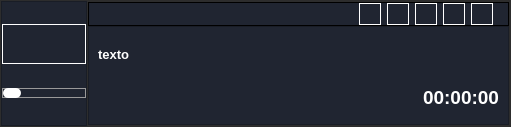
The window that svn/gui/AudioItem.ui (valgaba/vimar) describes before a commit, drawn with Qt 5.
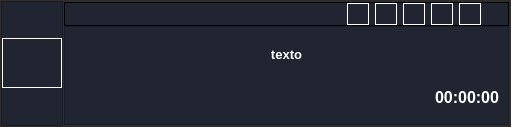
The same window after the commit. Icons and pictures are not drawn.

The edit to the form file:
```diff
--- a/svn/gui/AudioItem.ui
+++ b/svn/gui/AudioItem.ui
@@ -43,6 +43,12 @@
       </property>
       <item>
        <widget class="QFrame" name="frame_left">
+        <property name="minimumSize">
+         <size>
+          <width>60</width>
+          <height>0</height>
+         </size>
+        </property>
         <property name="styleSheet">
          <string notr="true">background-color: rgb(32, 37, 49);</string>
         </property>
@@ -63,8 +69,8 @@
           <widget class="QPushButton" name="pushButton_4">
            <property name="minimumSize">
             <size>
-             <width>0</width>
-             <height>40</height>
+             <width>60</width>
+             <height>50</height>
             </size>
            </property>
            <property name="styleSheet">
@@ -103,29 +109,6 @@
            </property>
           </widget>
          </item>
-         <item>
-          <widget class="QSlider" name="slider">
-           <property name="styleSheet">
-            <string notr="true">QSlider::groove:horizontal {
-    border: 1px solid #999999;
-    height: 8px; /* the groove expands to the size of the slider by default. by giving it a height, it has a fixed size */
-    background: none;
-    margin: 2px 0;
-}
-
-QSlider::handle:horizontal {
-    background: #ffffff;
- 
-    width:18px;
-    margin: -1px 0; /* handle is placed by default on the contents rect of the groove. Expand outside the groove */
-    border-radius: 5px;
-}</string>
-           </property>
-           <property name="orientation">
-            <enum>Qt::Horizontal</enum>
-           </property>
-          </widget>
-         </item>
         </layout>
        </widget>
       </item>
@@ -175,6 +158,9 @@
             <property name="topMargin">
              <number>0</number>
             </property>
+            <property name="rightMargin">
+             <number>21</number>
+            </property>
             <property name="bottomMargin">
              <number>0</number>
             </property>
@@ -216,6 +202,12 @@
    background: #007ad9;
 }
 
+QToolTip { color:#ffffff; 
+	background-color:rgb(51, 59, 79);
+               
+                 border: 1px solid #ffffff;
+                           }
+
 
 
 
@@ -250,7 +242,7 @@
 }
 
 QPushButton:checked {
-background: #007ad9;
+background: #bd181c;
    
 }
 
@@ -258,6 +250,12 @@
    background: #007ad9;
 }
 
+QToolTip { color:#ffffff; 
+	background-color: rgb(51, 59, 79);
+               
+                 border: 1px solid #ffffff;
+                           }
+
 
 
 
@@ -301,6 +299,12 @@
    background: #007ad9;
 }
 
+QToolTip { color:#ffffff; 
+	background-color: rgb(51, 59, 79);
+               
+                 border: 1px solid #ffffff;
+                           }
+
 
 
 
@@ -392,6 +396,14 @@
    
 }
 
+QToolTip { color:#ffffff; 
+	background-color: rgb(51, 59, 79);
+               
+                 border: 1px solid #ffffff;
+                           }
+
+
+
 </string>
               </property>
              </widget>
@@ -419,6 +431,12 @@
            <layout class="QVBoxLayout" name="verticalLayout_3">
             <item>
              <widget class="QLabel" name="label_titulo">
+              <property name="minimumSize">
+               <size>
+                <width>0</width>
+                <height>30</height>
+               </size>
+              </property>
               <property name="font">
                <font>
                 <pointsize>10</pointsize>
@@ -433,7 +451,7 @@
                <string>texto</string>
               </property>
               <property name="alignment">
-               <set>Qt::AlignLeading|Qt::AlignLeft|Qt::AlignVCenter</set>
+               <set>Qt::AlignCenter</set>
               </property>
              </widget>
             </item>
@@ -441,7 +459,7 @@
              <widget class="QLabel" name="label_tiempo">
               <property name="font">
                <font>
-                <pointsize>14</pointsize>
+                <pointsize>12</pointsize>
                 <weight>75</weight>
                 <bold>true</bold>
                </font>
```
Left out of the diff: 32 changed lines with no effect on the pictures.
